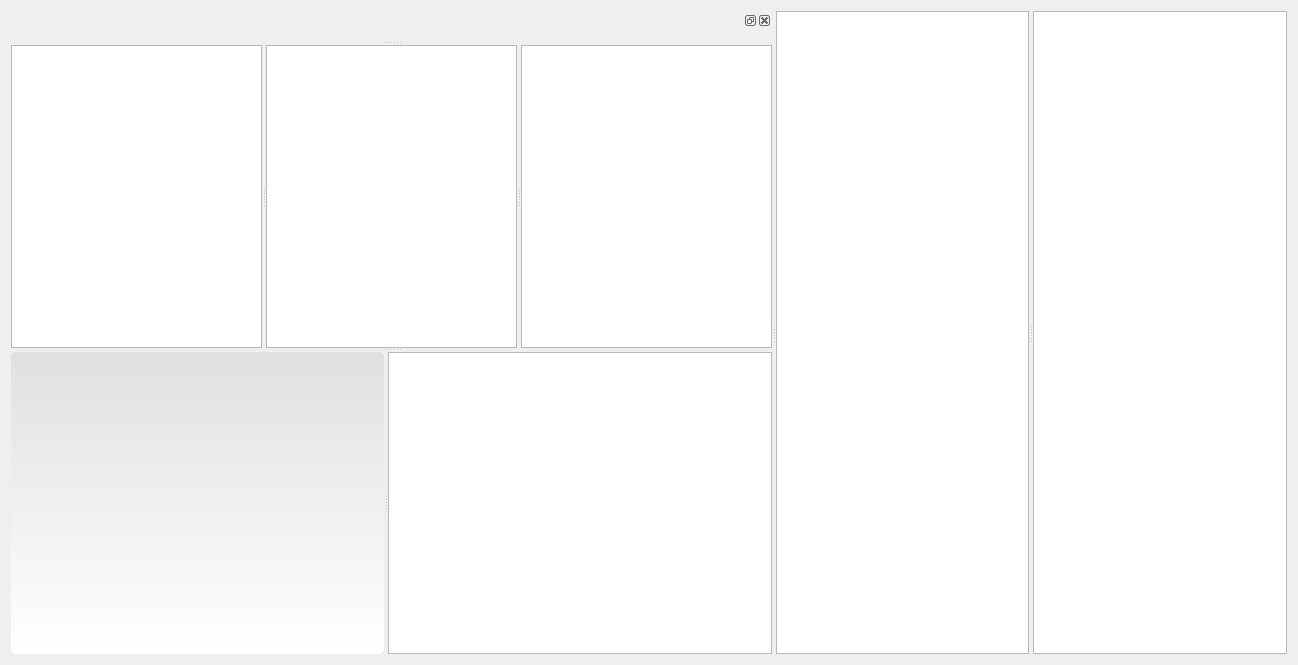
Before: the Qt Designer form browser.ui in mainster/WorktimeManager, drawn with Qt 5.
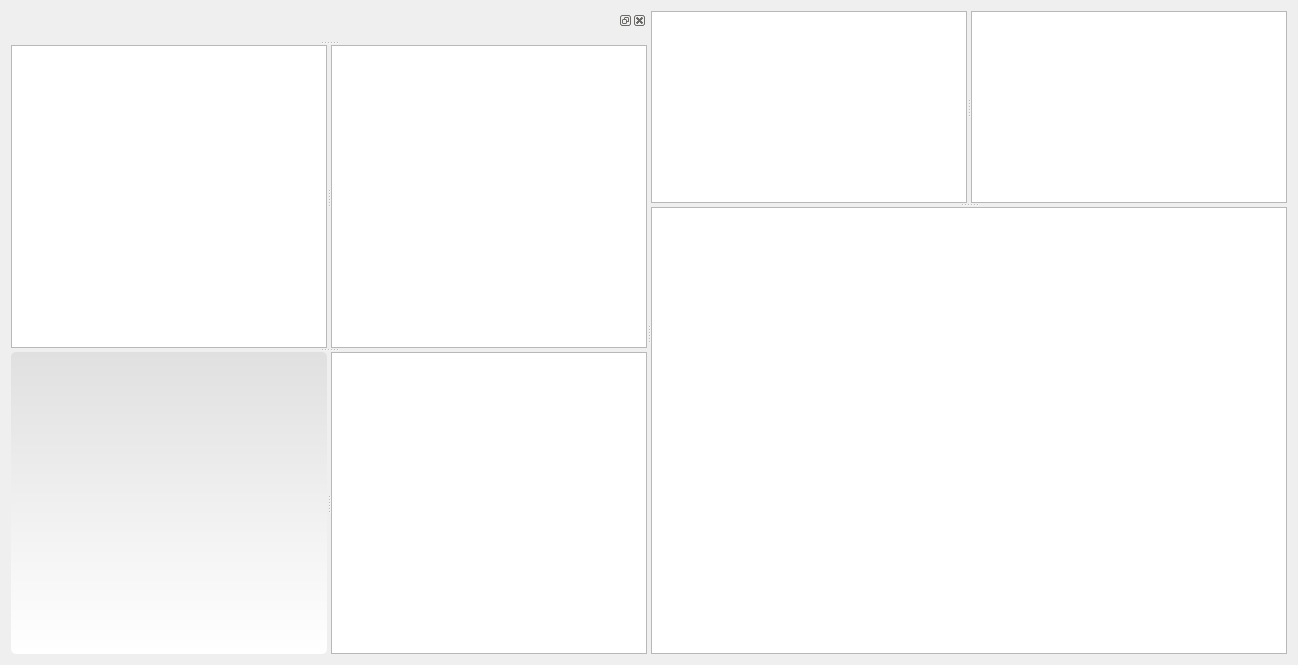
After: the same form once the commit is applied. Icons and pictures are not drawn. Custom widgets are drawn as their Qt base class.

Commit message: * filter widget generation moved from programatically to ui based * Rearanged splitter layout * keyshort cut ctrl+c, e implemented to open input form

The edit to the form file:
```diff
--- a/browser.ui
+++ b/browser.ui
@@ -96,7 +96,7 @@
   </property>
   <layout class="QGridLayout" name="gridLayout">
    <item row="0" column="0">
-    <widget class="QSplitter" name="splitter_5">
+    <widget class="QSplitter" name="splitter_7">
      <property name="orientation">
       <enum>Qt::Horizontal</enum>
      </property>
@@ -140,14 +140,6 @@
           </sizepolicy>
          </property>
         </widget>
-        <widget class="TabView" name="tvc">
-         <property name="sizePolicy">
-          <sizepolicy hsizetype="Expanding" vsizetype="Expanding">
-           <horstretch>0</horstretch>
-           <verstretch>15</verstretch>
-          </sizepolicy>
-         </property>
-        </widget>
        </widget>
        <widget class="QSplitter" name="splitter_2">
         <property name="orientation">
@@ -178,6 +170,14 @@
        </widget>
       </widget>
      </widget>
+     <widget class="QSplitter" name="splitter_6">
+      <property name="orientation">
+       <enum>Qt::Vertical</enum>
+      </property>
+      <widget class="QSplitter" name="splitter_5">
+       <property name="orientation">
+        <enum>Qt::Horizontal</enum>
+       </property>
      <widget class="TabView" name="tvl1">
       <property name="sizePolicy">
        <sizepolicy hsizetype="Expanding" vsizetype="Expanding">
@@ -193,6 +193,16 @@
         <verstretch>0</verstretch>
        </sizepolicy>
       </property>
+       </widget>
+      </widget>
+      <widget class="TabView" name="tvc">
+       <property name="sizePolicy">
+        <sizepolicy hsizetype="Expanding" vsizetype="Expanding">
+         <horstretch>0</horstretch>
+         <verstretch>15</verstretch>
+        </sizepolicy>
+       </property>
+      </widget>
      </widget>
     </widget>
    </item>
```
Lines whose indentation alone changed are shown as unchanged. The commit also changes 5 other files.
